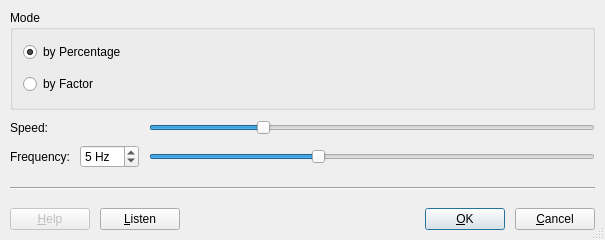
Old version of the form plugins/pitch_shift/PitchShiftDlg.ui in the repository KDE/kwave.
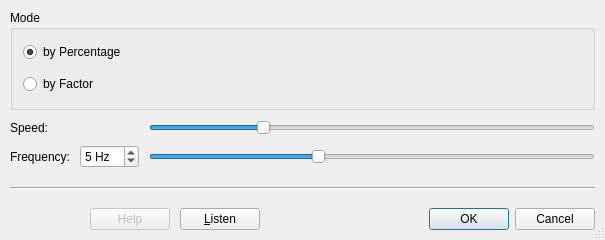
New version of the form. Custom widgets are drawn as their Qt base class.

Commit message: using KDE standard buttons in dialogs, updated all .ui files

```diff
--- a/plugins/pitch_shift/PitchShiftDlg.ui
+++ b/plugins/pitch_shift/PitchShiftDlg.ui
@@ -45,18 +45,12 @@
    <item row="4" column="0" colspan="3">
     <layout class="QHBoxLayout">
      <item>
-      <widget class="KPushButton" name="btHelp">
+      <widget class="KDialogButtonBox" name="btHelp">
        <property name="enabled">
         <bool>false</bool>
        </property>
-       <property name="text">
-        <string>&amp;Help</string>
-       </property>
-       <property name="shortcut">
-        <string>F1</string>
-       </property>
-       <property name="autoDefault">
-        <bool>true</bool>
+       <property name="standardButtons">
+        <set>QDialogButtonBox::Help</set>
        </property>
       </widget>
      </item>
@@ -96,31 +90,9 @@
       </spacer>
      </item>
      <item>
-      <widget class="KPushButton" name="btOK">
-       <property name="text">
-        <string>&amp;OK</string>
-       </property>
-       <property name="shortcut">
-        <string/>
-       </property>
-       <property name="autoDefault">
-        <bool>true</bool>
-       </property>
-       <property name="default">
-        <bool>true</bool>
-       </property>
-      </widget>
-     </item>
-     <item>
-      <widget class="KPushButton" name="btCancel">
-       <property name="text">
-        <string>&amp;Cancel</string>
-       </property>
-       <property name="shortcut">
-        <string/>
-       </property>
-       <property name="autoDefault">
-        <bool>true</bool>
+      <widget class="KDialogButtonBox" name="buttonBox">
+       <property name="standardButtons">
+        <set>QDialogButtonBox::Cancel|QDialogButtonBox::Ok</set>
        </property>
       </widget>
      </item>
@@ -281,6 +253,11 @@
  </widget>
  <layoutdefault spacing="10" margin="10"/>
  <customwidgets>
+  <customwidget>
+   <class>KDialogButtonBox</class>
+   <extends>QDialogButtonBox</extends>
+   <header>kdialogbuttonbox.h</header>
+  </customwidget>
   <customwidget>
    <class>KPushButton</class>
    <extends>QPushButton</extends>
```
Left out of the diff: 83 changed lines with no effect on the pictures. The commit also changes 28 other files.
